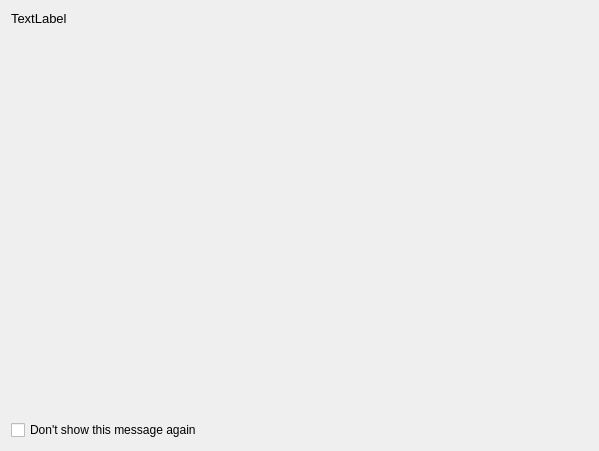
Old version of the form planetary_system_stacker/quickstart_gui.ui in the repository Rolf-Hempel/PlanetarySystemStacker.
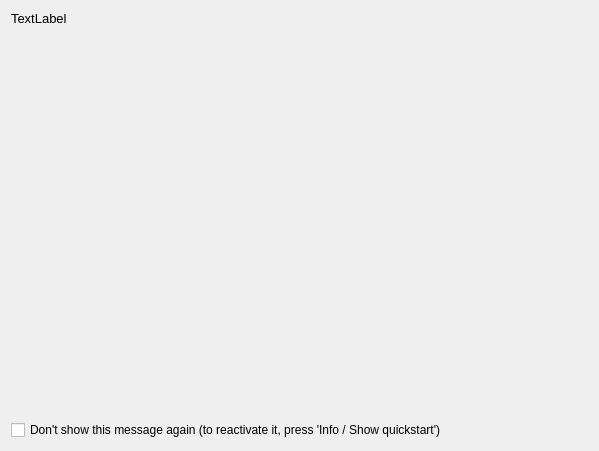
New version of the form.

Commit message: Quickstart Guide improved

```diff
--- a/planetary_system_stacker/quickstart_gui.ui
+++ b/planetary_system_stacker/quickstart_gui.ui
@@ -16,6 +16,12 @@
   <layout class="QVBoxLayout" name="verticalLayout">
    <item>
     <widget class="QLabel" name="label">
+     <property name="minimumSize">
+      <size>
+       <width>0</width>
+       <height>400</height>
+      </size>
+     </property>
      <property name="font">
       <font>
        <pointsize>10</pointsize>
@@ -48,7 +54,7 @@
    <item>
     <widget class="QCheckBox" name="dont_show_checkBox">
      <property name="text">
-      <string>Don't show this message again</string>
+      <string>Don't show this message again (to reactivate it, press 'Info / Show quickstart')</string>
      </property>
     </widget>
    </item>
```
The commit also changes 9 other files.
